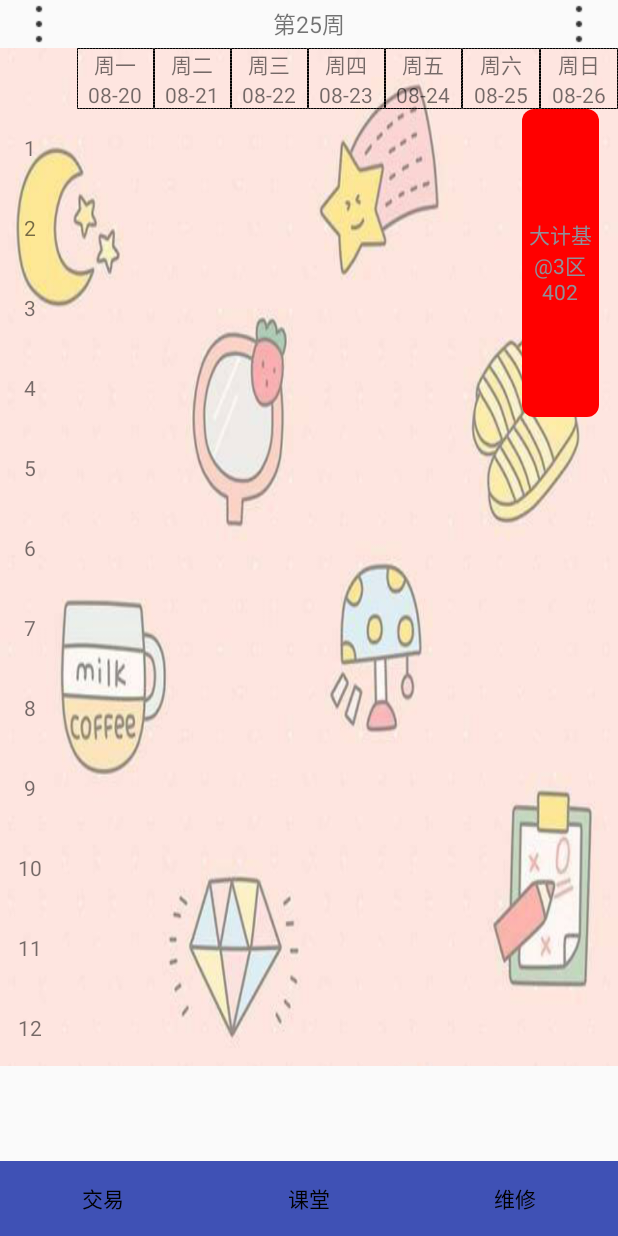
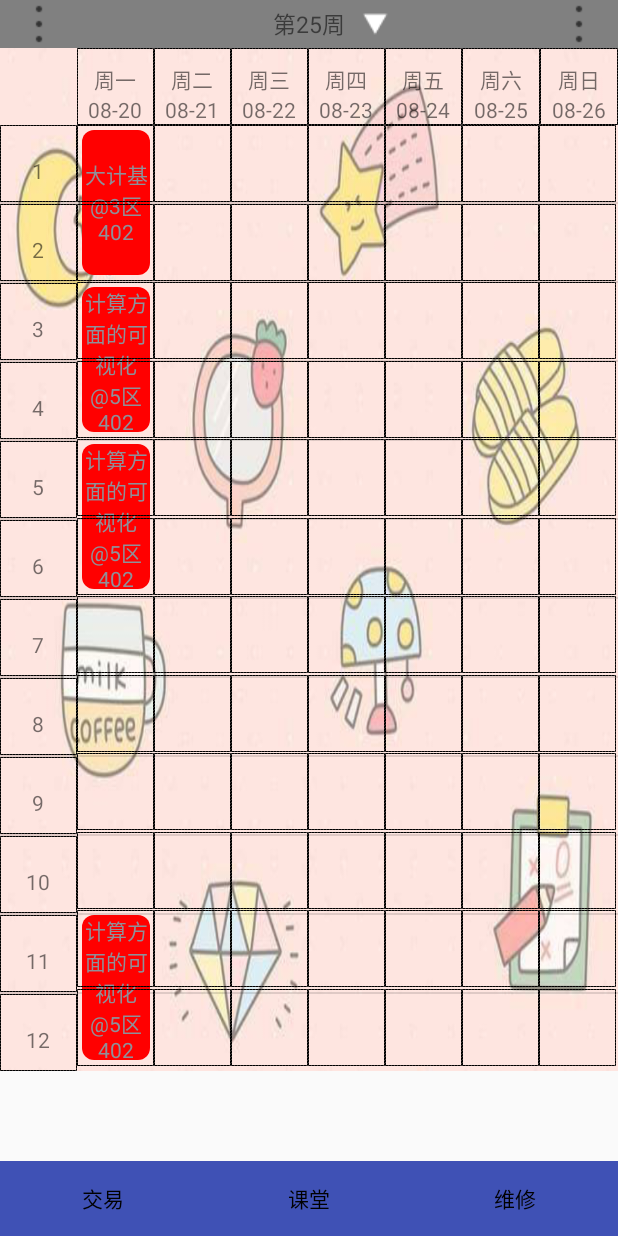
Before and after one commit to huangshangi/SmartSchooli, an Android app: the fragment Fragment_class placed in its activity, on a phone screen of 412 x 824 dp. Run offline under Robolectric (Android 15) with nearby library versions, the phone set to English and light mode, and no system bars; our stand-ins replace CircleImageView; libraries missing offline, so code that uses them is left out: cn.bmob.v3.

Commit message:
hzh_commit_1

```diff
--- a/app/src/main/java/adapter/Fragment_class_listView_adapter.java
+++ b/app/src/main/java/adapter/Fragment_class_listView_adapter.java
@@ -1,11 +1,14 @@
 package adapter;
 
 import android.content.Context;
+import android.util.Log;
 import android.view.Gravity;
 import android.view.View;
 import android.view.ViewGroup;
 import android.widget.BaseAdapter;
 import android.widget.TextView;
+
+import com.smartschool.smartschooli.R;
 
 import java.util.ArrayList;
 import java.util.List;
@@ -17,11 +20,13 @@ public class Fragment_class_listView_adapter extends BaseAdapter {
     List<String> list;//内容储存节次
 
     Context context;
+
     public Fragment_class_listView_adapter(Context context){
         this.context=context;
         initDatas();
     }
 
+    //代表1-12节课
     private void initDatas(){
         list=new ArrayList<>();
         for(int i=1;i<13;i++){
@@ -50,11 +55,13 @@ public class Fragment_class_listView_adapter extends BaseAdapter {
 
         textView.setGravity(View.TEXT_ALIGNMENT_CENTER);
         textView.setGravity(Gravity.CENTER);
-        textView.setLayerType(View.LAYER_TYPE_SOFTWARE,null);
+        textView.setBackgroundResource(R.drawable.fragment_class_tv_bg);
         textView.setText(list.get(i));
+
         int width=getDismension()/8;
         textView.setWidth(width);
         textView.setHeight(width);
+
         return textView;
     }
 
--- a/app/src/main/java/adapter/ScrollAdapter.java
+++ b/app/src/main/java/adapter/ScrollAdapter.java
@@ -2,6 +2,8 @@ package adapter;
 
 
 import android.annotation.TargetApi;
+import android.app.Dialog;
+import android.content.Context;
 import android.util.Log;
 import android.view.Gravity;
 import android.view.LayoutInflater;
@@ -20,6 +22,8 @@ import utils.MyApplication;
 //用来摆放课程
 public class ScrollAdapter {
 
+    final int DISTANCE=1;
+
     int colors[]=new int[]{R.color.red,R.color.green,R.color.blue,R.color.black};
 
     View view;//包含课程信息的ScrollView
@@ -28,15 +32,40 @@ public class ScrollAdapter {
 
     List<Class_Bean> list;//本周所有课程
 
-    public ScrollAdapter(List<Class_Bean>list,View view){
+    List<TextView>list_text;
+
+    public ScrollAdapter(List<Class_Bean>list,View view,List<TextView>list_text){
         this.list=list;
         this.view=view;
+        this.list_text=list_text;
         init();
     }
 
     private void init(){
         frameLayout=view.findViewById(R.id.fragment_class_framelayout);
         paintClasses(list);
+        paintBack(list_text);
+    }
+
+    private void paintBack(List<TextView>list_text){
+
+        int danWei=getDanWidth();
+        for(int i=1;i<list_text.size()+1;i++){
+            //计算该textView所在的行列
+            int row=(i%7==0)?(i/7):(i/7+1);//行
+            int coloum=(i%7==0?7:i%7);//列
+
+            //计算边距
+            int leftMargin=coloum*danWei;
+            int topMargin=(row-1)*danWei+dp2px((row-1)*DISTANCE);
+
+            //进行摆放
+            FrameLayout.LayoutParams params=new FrameLayout.LayoutParams(danWei,danWei);
+            params.setMargins(leftMargin,topMargin,0,0);
+            list_text.get(i-1).setLayoutParams(params);
+            frameLayout.addView(list_text.get(i-1));
+        }
+
     }
 
     private void  paintClasses(List<Class_Bean> list){
@@ -46,38 +75,39 @@ public class ScrollAdapter {
     }
 
     //摆放课程
-    @TargetApi(21)
+
     private void paintClass(Class_Bean bean){
         TextView textView=new TextView(MyApplication.getContext());
-
+//
         int danWei=getDanWidth();//TextView单位宽度
         int height=(bean.getTo()-bean.getFrom()+1)*danWei;//TextView实际高度
-        textView.setHeight(height);
-        textView.setWidth(danWei);
+
         textView.setGravity(Gravity.CENTER);
 
         //偏移计算
-        int leftMargin = (bean.getDay() - 1) * getDanWidth();
+        int leftMargin = (bean.getDay()) * getDanWidth()+dp2px(3);
 
-        int topMargin=(bean.getFrom()-1)*getDanWidth();
+        int topMargin=(bean.getFrom()-1)*getDanWidth()+dp2px((bean.getFrom()-1)* DISTANCE)+dp2px(3);
+        Log.d("课程",bean.getName()+bean.getFrom()+"("+bean.getDay());
 
         //设置偏移
-        FrameLayout.LayoutParams params = new FrameLayout.LayoutParams(danWei,height);
+        FrameLayout.LayoutParams params = new FrameLayout.LayoutParams(danWei-dp2px(6),height-dp2px(6));
         params.setMargins(leftMargin,topMargin,0,0);
+
         textView.setLayoutParams(params);
 
-        textView.setElevation(30.0f);
 
         //设置文字
         textView.setText(bean.getName()+"@"+bean.getAddress());
-        //textView.setBackgroundColor(colors[(int)(new Random().nextInt(4))]);
+
 
         textView.setBackgroundResource(R.drawable.fragment_class_back1);
 
-       // textView.setShadowLayer(5,10,10,R.color.red);
+
         //
         frameLayout.addView(textView);
-        Log.d("######","课程已添加");
+
+        Log.d("######","课程已添加"+leftMargin+"#"+topMargin);
     }
 
 
@@ -90,4 +120,15 @@ public class ScrollAdapter {
     private int getDanWidth(){
         return getDisMetrice()/8;
     }
+
+    private int px2dp(float pxValue) {
+        final float scale =  MyApplication.getContext().getResources().getDisplayMetrics().density;
+        return (int) (pxValue / scale + 0.5f);
+    }
+
+
+    private int dp2px(float dpValue){
+        float scale=MyApplication.getContext().getResources().getDisplayMetrics().density;
+        return (int)(dpValue*scale+0.5f);
+    }
 }
--- a/app/src/main/java/fragments/Fragment_class.java
+++ b/app/src/main/java/fragments/Fragment_class.java
@@ -3,6 +3,7 @@ package fragments;
 import android.os.Bundle;
 import android.support.annotation.Nullable;
 import android.support.v4.app.Fragment;
+import android.util.Log;
 import android.view.LayoutInflater;
 import android.view.View;
 import android.view.ViewGroup;
@@ -22,6 +23,7 @@ import bean.Class_Bean;
 import utils.MyApplication;
 
 //课堂界面
+//scrollView与listView滑动冲突暂未处理
 public class Fragment_class extends Fragment {
 
     View view;
@@ -40,7 +42,7 @@ public class Fragment_class extends Fragment {
         initViews();
         ListView listView=(ListView)view.findViewById(R.id.fragment_class_listView);
         listView.setAdapter(new Fragment_class_listView_adapter(getActivity()));
-
+        listView.setEnabled(false);
         refreshData();
 
         return view;
@@ -64,23 +66,58 @@ public class Fragment_class extends Fragment {
         //模拟从数据库获取数据
         Class_Bean bean=new Class_Bean();
         bean.setAddress("3区402");
-        bean.setDay(7);
+        bean.setDay(1);
         bean.setFrom(1);
-        bean.setTo(4);
+        bean.setTo(2);
         bean.setName("大计基");
         bean.setTeacher("程登峰");
         bean.setType("no");
         bean.setWeekfrom(1);
         bean.setWeekto(12);
         list.add(bean);
-        new ScrollAdapter(list,view);
+
+        Class_Bean bean1=new Class_Bean();
+        bean1.setAddress("5区402");
+        bean1.setDay(1);
+        bean1.setFrom(3);
+        bean1.setTo(4);
+        bean1.setName("计算方面的可视化");
+        bean1.setTeacher("程登峰");
+        bean1.setType("no");
+        bean1.setWeekfrom(1);
+        bean1.setWeekto(12);
+        list.add(bean1);
+        Class_Bean bean2=new Class_Bean();
+        bean2.setAddress("5区402");
+        bean2.setDay(1);
+        bean2.setFrom(5);
+        bean2.setTo(6);
+        bean2.setName("计算方面的可视化");
+        bean2.setTeacher("程登峰");
+        bean2.setType("no");
+        bean2.setWeekfrom(1);
+        bean2.setWeekto(12);
+        list.add(bean2);
+        Class_Bean bean3=new Class_Bean();
+        bean3.setAddress("5区402");
+        bean3.setDay(1);
+        bean3.setFrom(11);
+        bean3.setTo(12);
+        bean3.setName("计算方面的可视化");
+        bean3.setTeacher("程登峰");
+        bean3.setType("no");
+        bean3.setWeekfrom(1);
+        bean3.setWeekto(12);
+        list.add(bean3);
+        Log.d("个数大大大",list.size()+"$");
+        new ScrollAdapter(list,view,getTextViews());
     }
 
     private void initViews(){
         list=new ArrayList<>();
 
 
-//        for()
+
     }
 
     //获取屏幕宽度
--- a/app/src/main/res/drawable/fragment_class_stroke.xml
+++ b/app/src/main/res/drawable/fragment_class_stroke.xml
@@ -1,8 +1,7 @@
 <?xml version="1.0" encoding="utf-8"?>
 <shape xmlns:android="http://schemas.android.com/apk/res/android"
     android:shape="line">
-    <stroke android:color="@color/red" android:width="3dp" android:dashGap="1dp" android:dashWidth="3dp"/>
+    <stroke android:color="@color/red" android:width="3dp"/>
 
-    <size android:height="2dp"/>
-    <!--<solid android:color="@color/purple"/>-->
+
 </shape>
--- a/app/src/main/res/drawable/fragment_class_tv_bg.xml
+++ b/app/src/main/res/drawable/fragment_class_tv_bg.xml
@@ -5,6 +5,6 @@
 
     <stroke android:width="0.5dp" android:color="@color/black" android:dashGap="0dp" android:dashWidth="1dp"/>
 
-
+    <padding android:top="10dp" android:right="1dp" android:left="1dp" android:bottom="1dp"/>
 
 </shape>
--- a/app/src/main/res/layout/fragment_class_layout.xml
+++ b/app/src/main/res/layout/fragment_class_layout.xml
@@ -6,6 +6,7 @@
 
     <!--课程表头布局-->
     <RelativeLayout
+        android:background="@color/gray"
         android:id="@+id/fragment_class_header_layout"
 
         android:layout_width="match_parent"
@@ -20,11 +21,19 @@
 
         <TextView
             android:text="第25周"
+            android:id="@+id/fragment_class_week"
             android:textSize="15sp"
             android:layout_centerInParent="true"
 
             android:layout_width="wrap_content"
             android:layout_height="wrap_content" />
+
+        <ImageView
+            android:src="@drawable/fragment_class_down"
+            android:layout_toRightOf="@id/fragment_class_week"
+            android:layout_width="wrap_content"
+            android:layout_height="wrap_content" />
+
 
         <ImageView
             android:layout_alignParentRight="true"
@@ -204,45 +213,22 @@
             android:layout_width="match_parent"
             android:layout_height="match_parent">
 
-
-            <RelativeLayout
-
-                android:layout_width="match_parent"
-                android:layout_height="match_parent">
-
-                <LinearLayout
-                    android:orientation="horizontal"
-                    android:layout_width="match_parent"
-                    android:layout_height="match_parent">
-
-                    <view.Fragment_class_listView
-                        android:divider="@drawable/fragment_class_stroke"
-
-                        android:listSelector="@android:color/transparent"
-                        android:id="@+id/fragment_class_listView"
-                        android:layout_alignParentLeft="true"
-                        android:layout_width="40dp"
-                        android:layout_height="wrap_content"/>
-
-
                     <FrameLayout
                         android:id="@+id/fragment_class_framelayout"
                         android:layout_width="match_parent"
                         android:layout_height="match_parent">
 
+                        <view.Fragment_class_listView
+                            android:dividerHeight="1dp"
+                            android:listSelector="@android:color/transparent"
+                            android:id="@+id/fragment_class_listView"
+                            android:layout_alignParentLeft="true"
+                            android:layout_width="wrap_content"
+                            android:layout_height="wrap_content"/>
 
 
                     </FrameLayout>
 
-
-                </LinearLayout>
-
-
-
-
-
-
-            </RelativeLayout>
 
 
         </ScrollView>
```
Also changed, not shown: app/src/main/res/drawable/fragment_class_add.png (added), app/src/main/res/drawable/fragment_class_down.png (added), app/src/main/res/drawable/fragment_class_kuang.png (added), app/src/main/res/drawable/fragment_class_setting.png (added).
